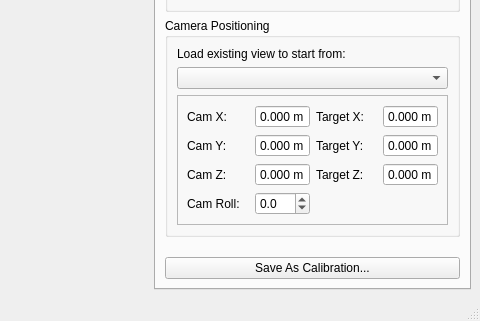
This is calcam/ui/alignment_calib.ui in euratom-software/calcam as Qt 5 draws it before an edit; both pictures show x 447 to 927 and y 326 to 647 of the 927 by 647 pixel window. The edited form follows.
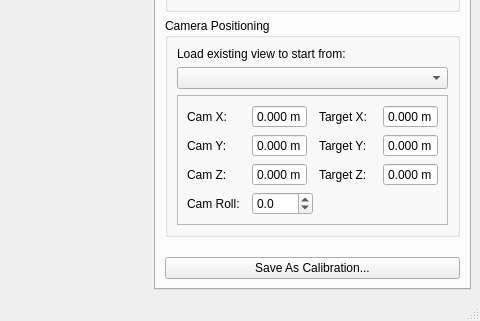
This is the edited form. The open tabs and pages were chosen to show the change.

Commit message: Fix highly broken camera roll behaviour in manual alignment calibration.

Diff of the .ui file:
```diff
--- a/calcam/ui/alignment_calib.ui
+++ b/calcam/ui/alignment_calib.ui
@@ -1012,10 +1012,10 @@
                   <number>1</number>
                  </property>
                  <property name="minimum">
-                  <double>-90.000000000000000</double>
+                  <double>-180.000000000000000</double>
                  </property>
                  <property name="maximum">
-                  <double>90.000000000000000</double>
+                  <double>180.000000000000000</double>
                  </property>
                  <property name="singleStep">
                   <double>0.100000000000000</double>
```
The commit also changes 2 other files.
